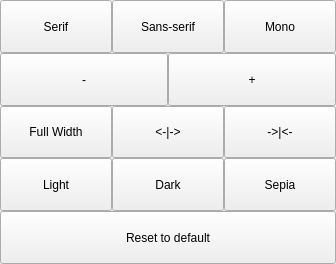
Before: the Qt Designer form src/styleEditorWindow.ui in nuttyartist/notes, drawn with Qt 5.
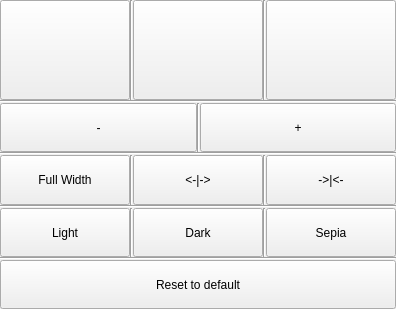
After: the same form once the commit is applied. Custom widgets are drawn as their Qt base class.

Commit message: Customize style editor window to look good

The edit to the form file:
```diff
--- a/src/styleEditorWindow.ui
+++ b/src/styleEditorWindow.ui
@@ -6,8 +6,8 @@
    <rect>
     <x>0</x>
     <y>0</y>
-    <width>336</width>
-    <height>264</height>
+    <width>380</width>
+    <height>309</height>
    </rect>
   </property>
   <property name="sizePolicy">
@@ -57,39 +57,96 @@
          <verstretch>0</verstretch>
         </sizepolicy>
        </property>
+       <property name="minimumSize">
+        <size>
+         <width>130</width>
+         <height>100</height>
+        </size>
+       </property>
        <property name="text">
-        <string>Serif</string>
+        <string/>
        </property>
       </widget>
      </item>
      <item>
-      <widget class="QPushButton" name="sansSerifButton">
+      <widget class="Line" name="line_5">
        <property name="sizePolicy">
+        <sizepolicy hsizetype="Fixed" vsizetype="Expanding">
+         <horstretch>0</horstretch>
+         <verstretch>0</verstretch>
+        </sizepolicy>
+       </property>
+       <property name="orientation">
+        <enum>Qt::Vertical</enum>
+       </property>
+      </widget>
+     </item>
+     <item>
+      <widget class="EditorSettingsButton" name="sansSerifButton">
+       <property name="sizePolicy">
         <sizepolicy hsizetype="Expanding" vsizetype="Expanding">
          <horstretch>0</horstretch>
          <verstretch>0</verstretch>
         </sizepolicy>
        </property>
+       <property name="minimumSize">
+        <size>
+         <width>130</width>
+         <height>100</height>
+        </size>
+       </property>
        <property name="text">
-        <string>Sans-serif</string>
+        <string/>
        </property>
       </widget>
      </item>
      <item>
-      <widget class="QPushButton" name="monoButton">
+      <widget class="Line" name="line_6">
        <property name="sizePolicy">
+        <sizepolicy hsizetype="Fixed" vsizetype="Expanding">
+         <horstretch>0</horstretch>
+         <verstretch>0</verstretch>
+        </sizepolicy>
+       </property>
+       <property name="orientation">
+        <enum>Qt::Vertical</enum>
+       </property>
+      </widget>
+     </item>
+     <item>
+      <widget class="EditorSettingsButton" name="monoButton">
+       <property name="sizePolicy">
         <sizepolicy hsizetype="Expanding" vsizetype="Expanding">
          <horstretch>0</horstretch>
          <verstretch>0</verstretch>
         </sizepolicy>
        </property>
+       <property name="minimumSize">
+        <size>
+         <width>130</width>
+         <height>100</height>
+        </size>
+       </property>
        <property name="text">
-        <string>Mono</string>
+        <string/>
        </property>
       </widget>
      </item>
     </layout>
    </item>
+   <item>
+    <widget class="Line" name="line_4">
+     <property name="sizePolicy">
+      <sizepolicy hsizetype="Expanding" vsizetype="Fixed">
+       <horstretch>0</horstretch>
+       <verstretch>0</verstretch>
+      </sizepolicy>
+     </property>
+     <property name="orientation">
+      <enum>Qt::Horizontal</enum>
+     </property>
+    </widget>
+   </item>
    <item>
     <layout class="QHBoxLayout" name="horizontalLayout_2">
      <property name="spacing">
@@ -108,6 +165,19 @@
        </property>
       </widget>
      </item>
+     <item>
+      <widget class="Line" name="line_7">
+       <property name="sizePolicy">
+        <sizepolicy hsizetype="Fixed" vsizetype="Expanding">
+         <horstretch>0</horstretch>
+         <verstretch>0</verstretch>
+        </sizepolicy>
+       </property>
+       <property name="orientation">
+        <enum>Qt::Vertical</enum>
+       </property>
+      </widget>
+     </item>
      <item>
       <widget class="QPushButton" name="increaseButton">
        <property name="sizePolicy">
@@ -123,6 +193,19 @@
      </item>
     </layout>
    </item>
+   <item>
+    <widget class="Line" name="line_3">
+     <property name="sizePolicy">
+      <sizepolicy hsizetype="Expanding" vsizetype="Fixed">
+       <horstretch>0</horstretch>
+       <verstretch>0</verstretch>
+      </sizepolicy>
+     </property>
+     <property name="orientation">
+      <enum>Qt::Horizontal</enum>
+     </property>
+    </widget>
+   </item>
    <item>
     <layout class="QHBoxLayout" name="horizontalLayout_3">
      <property name="spacing">
@@ -144,6 +227,19 @@
        </property>
       </widget>
      </item>
+     <item>
+      <widget class="Line" name="line_8">
+       <property name="sizePolicy">
+        <sizepolicy hsizetype="Fixed" vsizetype="Expanding">
+         <horstretch>0</horstretch>
+         <verstretch>0</verstretch>
+        </sizepolicy>
+       </property>
+       <property name="orientation">
+        <enum>Qt::Vertical</enum>
+       </property>
+      </widget>
+     </item>
      <item>
       <widget class="QPushButton" name="increaseWidthButton">
        <property name="sizePolicy">
@@ -157,6 +253,19 @@
        </property>
       </widget>
      </item>
+     <item>
+      <widget class="Line" name="line_9">
+       <property name="sizePolicy">
+        <sizepolicy hsizetype="Fixed" vsizetype="Expanding">
+         <horstretch>0</horstretch>
+         <verstretch>0</verstretch>
+        </sizepolicy>
+       </property>
+       <property name="orientation">
+        <enum>Qt::Vertical</enum>
+       </property>
+      </widget>
+     </item>
      <item>
       <widget class="QPushButton" name="decreaseWidthButton">
        <property name="sizePolicy">
@@ -172,6 +281,19 @@
      </item>
     </layout>
    </item>
+   <item>
+    <widget class="Line" name="line_2">
+     <property name="sizePolicy">
+      <sizepolicy hsizetype="Expanding" vsizetype="Fixed">
+       <horstretch>0</horstretch>
+       <verstretch>0</verstretch>
+      </sizepolicy>
+     </property>
+     <property name="orientation">
+      <enum>Qt::Horizontal</enum>
+     </property>
+    </widget>
+   </item>
    <item>
     <layout class="QHBoxLayout" name="horizontalLayout_4">
      <property name="spacing">
@@ -190,6 +312,19 @@
        </property>
       </widget>
      </item>
+     <item>
+      <widget class="Line" name="line_10">
+       <property name="sizePolicy">
+        <sizepolicy hsizetype="Fixed" vsizetype="Expanding">
+         <horstretch>0</horstretch>
+         <verstretch>0</verstretch>
+        </sizepolicy>
+       </property>
+       <property name="orientation">
+        <enum>Qt::Vertical</enum>
+       </property>
+      </widget>
+     </item>
      <item>
       <widget class="QPushButton" name="darkButton">
        <property name="sizePolicy">
@@ -203,6 +338,19 @@
        </property>
       </widget>
      </item>
+     <item>
+      <widget class="Line" name="line_11">
+       <property name="sizePolicy">
+        <sizepolicy hsizetype="Fixed" vsizetype="Expanding">
+         <horstretch>0</horstretch>
+         <verstretch>0</verstretch>
+        </sizepolicy>
+       </property>
+       <property name="orientation">
+        <enum>Qt::Vertical</enum>
+       </property>
+      </widget>
+     </item>
      <item>
       <widget class="QPushButton" name="sepiaButton">
        <property name="sizePolicy">
@@ -218,6 +366,25 @@
      </item>
     </layout>
    </item>
+   <item>
+    <widget class="Line" name="line">
+     <property name="sizePolicy">
+      <sizepolicy hsizetype="Expanding" vsizetype="Fixed">
+       <horstretch>0</horstretch>
+       <verstretch>0</verstretch>
+      </sizepolicy>
+     </property>
+     <property name="frameShadow">
+      <enum>QFrame::Sunken</enum>
+     </property>
+     <property name="lineWidth">
+      <number>1</number>
+     </property>
+     <property name="orientation">
+      <enum>Qt::Horizontal</enum>
+     </property>
+    </widget>
+   </item>
    <item>
     <widget class="QPushButton" name="resetDefaultButton">
      <property name="sizePolicy">
@@ -233,6 +400,13 @@
    </item>
   </layout>
  </widget>
+ <customwidgets>
+  <customwidget>
+   <class>EditorSettingsButton</class>
+   <extends>QPushButton</extends>
+   <header>editorsettingsbutton.h</header>
+  </customwidget>
+ </customwidgets>
  <resources/>
  <connections/>
 </ui>
```
Left out of the diff: 2 changed lines with no effect on the pictures. The commit also changes 8 other files.
